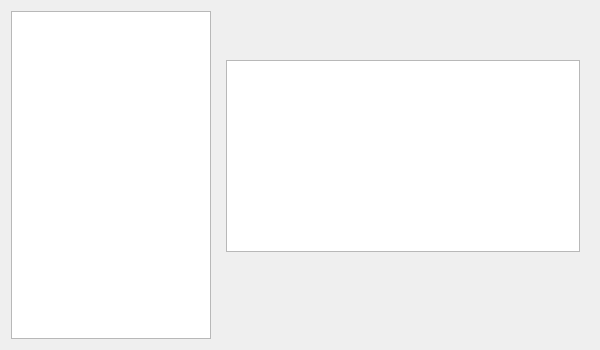
This is src/gambitpairing/ui/pairing_info_dialog.ui in gambit-devs/gambit-pairing as Qt 5 draws it before an edit. The edited form follows.
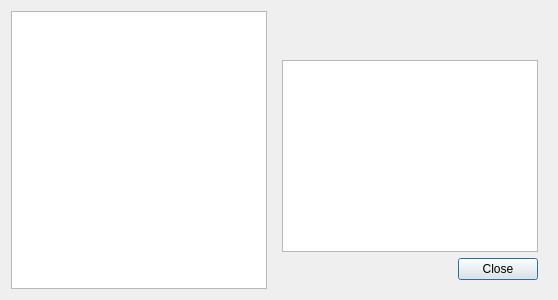
This is the edited form.

```diff
--- a/src/gambitpairing/ui/pairing_info_dialog.ui
+++ b/src/gambitpairing/ui/pairing_info_dialog.ui
@@ -2,12 +2,6 @@
 <ui version="4.0">
  <class>PairingInfoDialog</class>
  <widget class="QDialog" name="PairingInfoDialog">
-  <property name="minimumSize">
-   <size>
-    <width>600</width>
-    <height>350</height>
-   </size>
-  </property>
   <property name="windowTitle">
    <string>About Pairing Systems</string>
   </property>
@@ -17,15 +11,6 @@
   <layout class="QHBoxLayout" name="main_layout">
    <item>
     <widget class="QListWidget" name="toc">
-     <property name="maximumSize">
-      <size>
-       <width>200</width>
-       <height>16777215</height>
-      </size>
-     </property>
-     <property name="class" stdset="0">
-      <string>PairingInfoToc</string>
-     </property>
      <property name="selectionMode">
       <enum>QAbstractItemView::SingleSelection</enum>
      </property>
@@ -66,14 +51,24 @@
         <property name="orientation">
          <enum>Qt::Vertical</enum>
         </property>
+       <property name="sizeType">
+        <enum>QSizePolicy::Expanding</enum>
+       </property>
         <property name="sizeHint" stdset="0">
          <size>
-          <width>20</width>
-          <height>40</height>
+         <width>0</width>
+         <height>0</height>
          </size>
         </property>
        </spacer>
       </item>
+      <item>
+       <widget class="QDialogButtonBox" name="button_box">
+        <property name="standardButtons">
+         <set>QDialogButtonBox::Close</set>
+        </property>
+       </widget>
+      </item>
      </layout>
     </widget>
    </item>
```
Left out of the diff: 12 changed lines with no effect on the pictures. Lines whose indentation alone changed are shown as unchanged.
